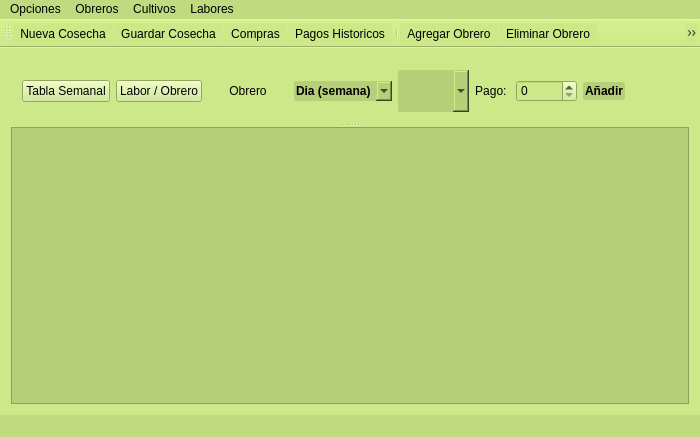
Above: controlcultivos.ui from Pcamellon/crops-management before the change. Below: the same form after it.
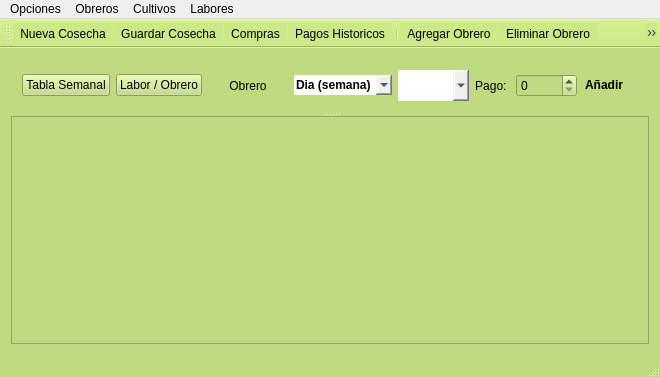
That is the form after the change. Icons and pictures are not drawn.

Commit message: UI background set to white

```diff
--- a/controlcultivos.ui
+++ b/controlcultivos.ui
@@ -7,8 +7,8 @@
    <rect>
     <x>0</x>
     <y>0</y>
-    <width>700</width>
-    <height>437</height>
+    <width>657</width>
+    <height>377</height>
    </rect>
   </property>
   <property name="palette">
@@ -149,6 +149,15 @@
        </color>
       </brush>
      </colorrole>
+     <colorrole role="PlaceholderText">
+      <brush brushstyle="NoBrush">
+       <color alpha="128">
+        <red>0</red>
+        <green>0</green>
+        <blue>0</blue>
+       </color>
+      </brush>
+     </colorrole>
     </active>
     <inactive>
      <colorrole role="WindowText">
@@ -286,6 +295,15 @@
        </color>
       </brush>
      </colorrole>
+     <colorrole role="PlaceholderText">
+      <brush brushstyle="NoBrush">
+       <color alpha="128">
+        <red>0</red>
+        <green>0</green>
+        <blue>0</blue>
+       </color>
+      </brush>
+     </colorrole>
     </inactive>
     <disabled>
      <colorrole role="WindowText">
@@ -423,6 +441,15 @@
        </color>
       </brush>
      </colorrole>
+     <colorrole role="PlaceholderText">
+      <brush brushstyle="NoBrush">
+       <color alpha="128">
+        <red>0</red>
+        <green>0</green>
+        <blue>0</blue>
+       </color>
+      </brush>
+     </colorrole>
     </disabled>
    </palette>
   </property>
@@ -434,7 +461,7 @@
     <normaloff>:/ico/hoja.png</normaloff>:/ico/hoja.png</iconset>
   </property>
   <property name="styleSheet">
-   <string notr="true">background-color: #bfda7f;</string>
+   <string notr="true"/>
   </property>
   <property name="iconSize">
    <size>
@@ -444,7 +471,7 @@
   </property>
   <widget class="QWidget" name="centralWidget">
    <property name="styleSheet">
-    <string notr="true">background-color: rgb(205, 232, 136);</string>
+    <string notr="true"/>
    </property>
    <layout class="QGridLayout" name="gridLayout">
     <item row="0" column="0">
@@ -452,7 +479,7 @@
       <property name="orientation">
        <enum>Qt::Vertical</enum>
       </property>
-      <widget class="QWidget" name="">
+      <widget class="QWidget" name="layoutWidget">
        <layout class="QHBoxLayout" name="horizontalLayout">
         <item>
          <widget class="QPushButton" name="pB_tablaSem">
@@ -496,7 +523,7 @@
         <item>
          <widget class="QComboBox" name="cB_diaSemana">
           <property name="styleSheet">
-           <string notr="true">background-color:  rgb(183, 207, 121);
+           <string notr="true">
 border-width: 2px;
 border-radius: 2px;
 border-color: beige;
@@ -550,7 +577,7 @@
            </sizepolicy>
           </property>
           <property name="styleSheet">
-           <string notr="true">background-color:  rgb(183, 207, 121);
+           <string notr="true">
 border-width: 2px;
 border-radius: 2px;
 border-color: beige;
@@ -610,7 +637,7 @@
            </sizepolicy>
           </property>
           <property name="styleSheet">
-           <string notr="true">background-color:  rgb(183, 207, 121);
+           <string notr="true">
 border-width: 2px;
 border-radius: 3px;
 border-color: beige;
@@ -642,8 +669,15 @@
        <property name="enabled">
         <bool>true</bool>
        </property>
+       <property name="palette">
+        <palette>
+         <active/>
+         <inactive/>
+         <disabled/>
+        </palette>
+       </property>
        <property name="styleSheet">
-        <string notr="true">background-color:  rgb(183, 207, 121);</string>
+        <string notr="true"/>
        </property>
       </widget>
      </widget>
@@ -655,8 +689,8 @@
     <rect>
      <x>0</x>
      <y>0</y>
-     <width>700</width>
-     <height>21</height>
+     <width>657</width>
+     <height>26</height>
     </rect>
    </property>
    <property name="styleSheet">
```
The commit also changes 1 other file.
